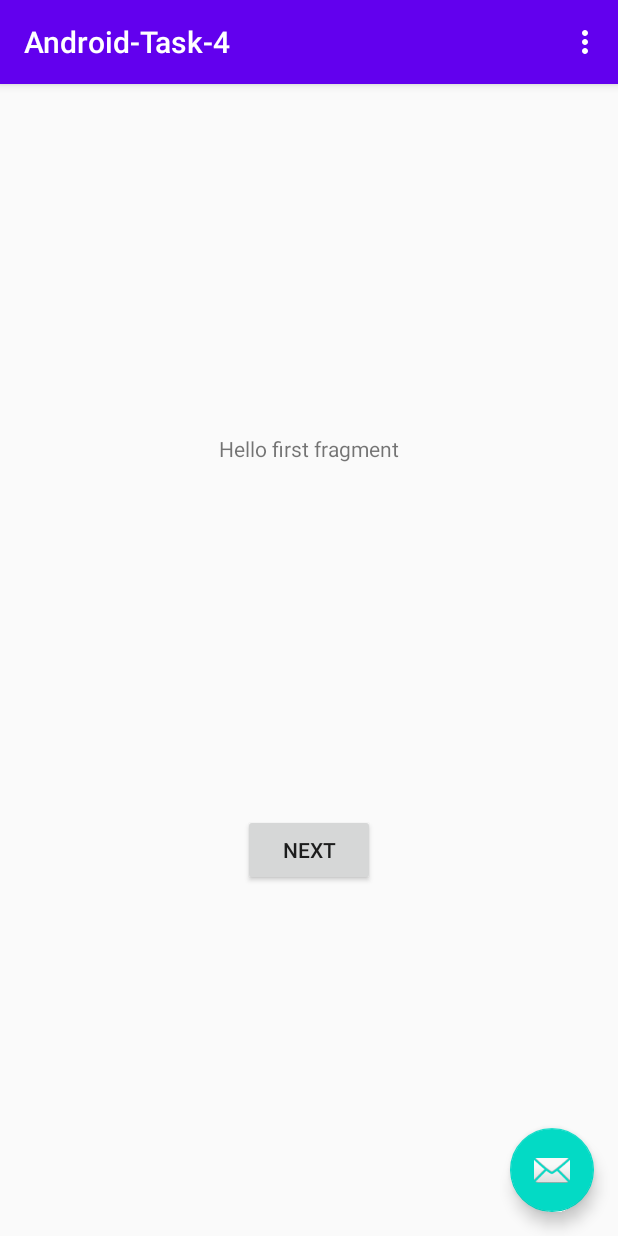
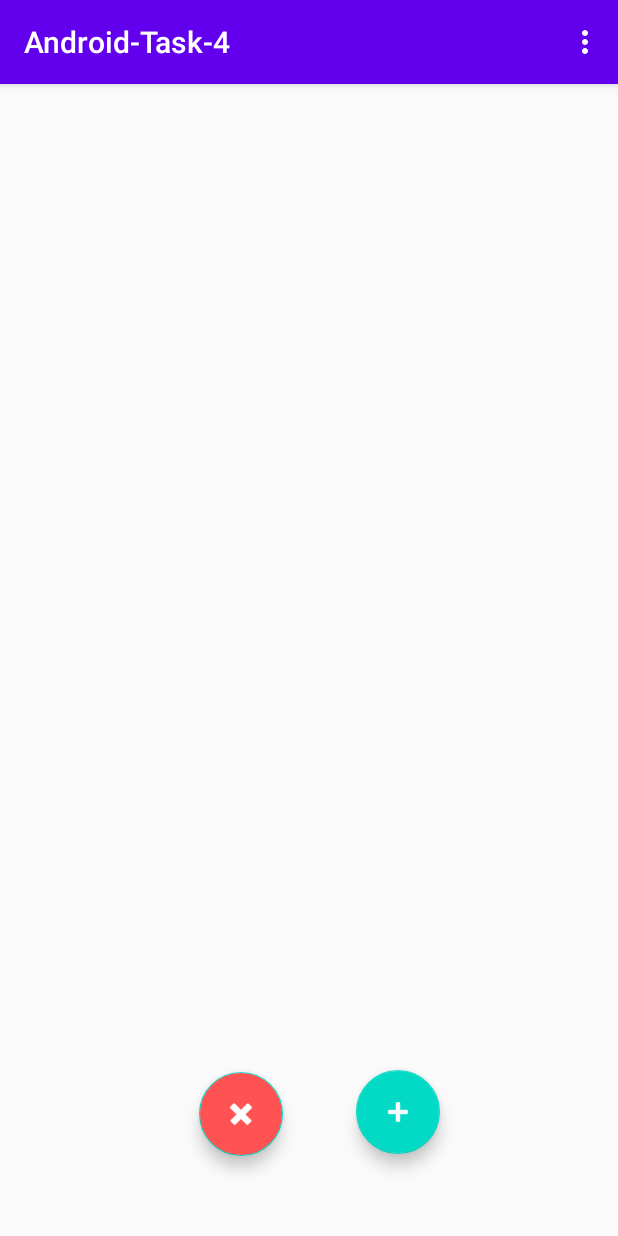
Before and after one commit to mennolp098/Android-Task-4, an Android app: the screen it shows after launch (MainActivity), on a phone screen of 412 x 824 dp. Run offline under Robolectric (Android 15) with nearby library versions, the phone set to English and light mode, and no system bars; 1 statement that could not run was skipped.

Commit message:
Renamed a class, fixed floating button UI

```diff
--- a/app/src/main/java/com/example/android_task_4/FirstFragment.kt
+++ /dev/null
@@ -1,31 +0,0 @@
-package com.example.android_task_4
-
-import android.os.Bundle
-import androidx.fragment.app.Fragment
-import android.view.LayoutInflater
-import android.view.View
-import android.view.ViewGroup
-import android.widget.Button
-import androidx.navigation.fragment.findNavController
-
-/**
- * A simple [Fragment] subclass as the default destination in the navigation.
- */
-class FirstFragment : Fragment() {
-
-    override fun onCreateView(
-            inflater: LayoutInflater, container: ViewGroup?,
-            savedInstanceState: Bundle?
-    ): View? {
-        // Inflate the layout for this fragment
-        return inflater.inflate(R.layout.fragment_first, container, false)
-    }
-
-    override fun onViewCreated(view: View, savedInstanceState: Bundle?) {
-        super.onViewCreated(view, savedInstanceState)
-
-        view.findViewById<Button>(R.id.button_first).setOnClickListener {
-            findNavController().navigate(R.id.action_FirstFragment_to_SecondFragment)
-        }
-    }
-}
--- a/app/src/main/java/com/example/android_task_4/MainActivity.kt
+++ b/app/src/main/java/com/example/android_task_4/MainActivity.kt
@@ -14,10 +14,6 @@ class MainActivity : AppCompatActivity() {
         setContentView(R.layout.activity_main)
         setSupportActionBar(findViewById(R.id.toolbar))
 
-        findViewById<FloatingActionButton>(R.id.fab).setOnClickListener { view ->
-            Snackbar.make(view, "Replace with your own action", Snackbar.LENGTH_LONG)
-                    .setAction("Action", null).show()
-        }
     }
 
     override fun onCreateOptionsMenu(menu: Menu): Boolean {
--- a/app/src/main/java/com/example/android_task_4/SecondFragment.kt
+++ b/app/src/main/java/com/example/android_task_4/ShoppingListFragment.kt
@@ -9,23 +9,23 @@ import android.widget.Button
 import androidx.navigation.fragment.findNavController
 
 /**
- * A simple [Fragment] subclass as the second destination in the navigation.
+ * A simple [Fragment] subclass as the default destination in the navigation.
  */
-class SecondFragment : Fragment() {
+class ShoppingListFragment : Fragment() {
 
     override fun onCreateView(
             inflater: LayoutInflater, container: ViewGroup?,
             savedInstanceState: Bundle?
     ): View? {
         // Inflate the layout for this fragment
-        return inflater.inflate(R.layout.fragment_second, container, false)
+        return inflater.inflate(R.layout.fragment_shopping_list, container, false)
     }
 
     override fun onViewCreated(view: View, savedInstanceState: Bundle?) {
         super.onViewCreated(view, savedInstanceState)
 
-        view.findViewById<Button>(R.id.button_second).setOnClickListener {
-            findNavController().navigate(R.id.action_SecondFragment_to_FirstFragment)
+        view.findViewById<Button>(R.id.button_first).setOnClickListener {
+            findNavController().navigate(R.id.action_FirstFragment_to_SecondFragment)
         }
     }
 }
--- a/app/src/main/res/layout/activity_main.xml
+++ b/app/src/main/res/layout/activity_main.xml
@@ -20,14 +20,6 @@
 
     </com.google.android.material.appbar.AppBarLayout>
 
-    <com.google.android.material.floatingactionbutton.FloatingActionButton
-        android:id="@+id/fab"
-        android:layout_width="wrap_content"
-        android:layout_height="wrap_content"
-        android:layout_gravity="bottom|end"
-        android:layout_margin="@dimen/fab_margin"
-        app:srcCompat="@android:drawable/ic_dialog_email" />
-
     <include layout="@layout/content_main" />
 
 </androidx.coordinatorlayout.widget.CoordinatorLayout>
--- a/app/src/main/res/layout/fragment_first.xml
+++ /dev/null
@@ -1,28 +0,0 @@
-<?xml version="1.0" encoding="utf-8"?>
-<androidx.constraintlayout.widget.ConstraintLayout xmlns:android="http://schemas.android.com/apk/res/android"
-    xmlns:app="http://schemas.android.com/apk/res-auto"
-    xmlns:tools="http://schemas.android.com/tools"
-    android:layout_width="match_parent"
-    android:layout_height="match_parent"
-    tools:context=".FirstFragment">
-
-    <Button
-        android:id="@+id/button_first"
-        android:layout_width="wrap_content"
-        android:layout_height="wrap_content"
-        android:text="@string/next"
-        app:layout_constraintBottom_toBottomOf="parent"
-        app:layout_constraintEnd_toEndOf="parent"
-        app:layout_constraintStart_toStartOf="parent"
-        app:layout_constraintTop_toBottomOf="@id/textview_first" />
-
-    <TextView
-        android:id="@+id/textview_first"
-        android:layout_width="wrap_content"
-        android:layout_height="wrap_content"
-        android:text="@string/hello_first_fragment"
-        app:layout_constraintBottom_toTopOf="@id/button_first"
-        app:layout_constraintEnd_toEndOf="parent"
-        app:layout_constraintStart_toStartOf="parent"
-        app:layout_constraintTop_toTopOf="parent" />
-</androidx.constraintlayout.widget.ConstraintLayout>
--- /dev/null
+++ b/app/src/main/res/layout/fragment_shopping_list.xml
@@ -0,0 +1,39 @@
+<?xml version="1.0" encoding="utf-8"?>
+<androidx.constraintlayout.widget.ConstraintLayout xmlns:android="http://schemas.android.com/apk/res/android"
+    xmlns:app="http://schemas.android.com/apk/res-auto"
+    xmlns:tools="http://schemas.android.com/tools"
+    android:layout_width="match_parent"
+    android:layout_height="match_parent"
+    tools:context=".ShoppingListFragment">
+
+    <com.google.android.material.floatingactionbutton.FloatingActionButton
+        android:id="@+id/fabAdd"
+        android:layout_width="wrap_content"
+        android:layout_height="wrap_content"
+        android:layout_gravity="bottom|end"
+        android:layout_margin="@dimen/fab_margin"
+        android:tint="#FFFFFF"
+        app:layout_constraintBottom_toBottomOf="parent"
+        app:layout_constraintEnd_toEndOf="parent"
+        app:layout_constraintHorizontal_bias="0.684"
+        app:layout_constraintStart_toStartOf="parent"
+        app:layout_constraintTop_toTopOf="parent"
+        app:layout_constraintVertical_bias="0.943"
+        app:srcCompat="@android:drawable/ic_input_add" />
+
+    <com.google.android.material.floatingactionbutton.FloatingActionButton
+        android:id="@+id/fabRemove"
+        android:layout_width="wrap_content"
+        android:layout_height="wrap_content"
+        android:layout_gravity="bottom"
+        android:layout_margin="@dimen/fab_margin"
+        android:backgroundTint="#FF5353"
+        android:tint="#FFFFFF"
+        app:layout_constraintBottom_toBottomOf="parent"
+        app:layout_constraintEnd_toEndOf="parent"
+        app:layout_constraintHorizontal_bias="0.36"
+        app:layout_constraintStart_toStartOf="parent"
+        app:layout_constraintTop_toTopOf="parent"
+        app:layout_constraintVertical_bias="0.945"
+        app:srcCompat="@android:drawable/ic_delete" />
+</androidx.constraintlayout.widget.ConstraintLayout>
--- a/app/src/main/res/navigation/nav_graph.xml
+++ b/app/src/main/res/navigation/nav_graph.xml
@@ -7,22 +7,7 @@
 
     <fragment
         android:id="@+id/FirstFragment"
-        android:name="com.example.android_task_4.FirstFragment"
+        android:name="com.example.android_task_4.ShoppingListFragment"
         android:label="@string/first_fragment_label"
-        tools:layout="@layout/fragment_first">
-
-        <action
-            android:id="@+id/action_FirstFragment_to_SecondFragment"
-            app:destination="@id/SecondFragment" />
-    </fragment>
-    <fragment
-        android:id="@+id/SecondFragment"
-        android:name="com.example.android_task_4.SecondFragment"
-        android:label="@string/second_fragment_label"
-        tools:layout="@layout/fragment_second">
-
-        <action
-            android:id="@+id/action_SecondFragment_to_FirstFragment"
-            app:destination="@id/FirstFragment" />
-    </fragment>
+        tools:layout="@layout/fragment_shopping_list"/>
 </navigation>
```
Also changed, not shown: app/src/main/res/layout/fragment_second.xml (deleted, +0 -27 lines), app/build.gradle (line endings or trailing spaces).
